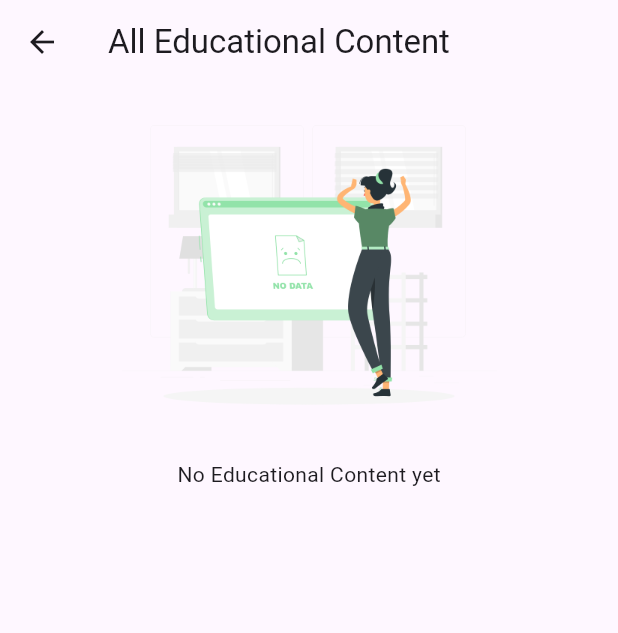
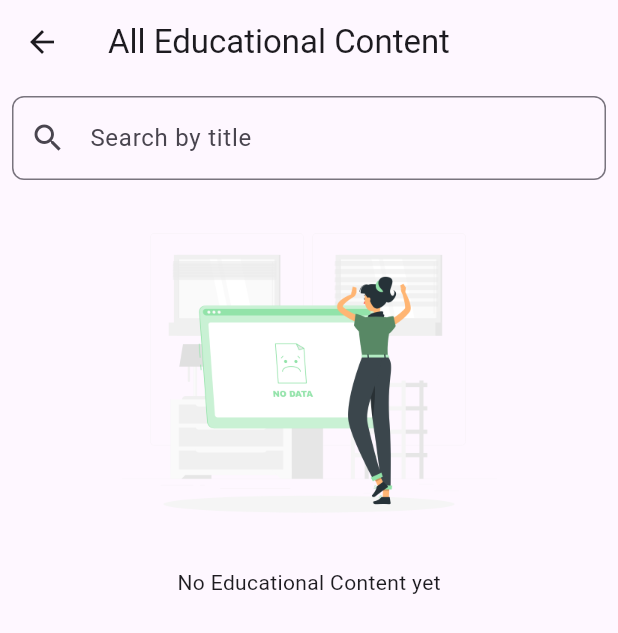
Before and after one commit to mwayandau1/farm_well, a Flutter app: the AllEducationalContentScreen screen opened directly, on a phone screen of 412 x 824 dp. Shown: the top 633 px of the screen. Run offline on Flutter 3.47's test engine with Material 3 defaults, Android fonts, the phone set to English and light mode, and no system bars; our stand-ins replace carousel_slider, cloud_firestore, firebase_auth, firebase_core, firebase_storage, google_sign_in and 1 more; missing offline and left inert: flutter_tflite; accounts and stored records are empty; network calls fail.

Commit message:
Added search functionality to the all prediction screen and all educational content screen

```diff
--- a/lib/screens/all_educational_content_screen.dart
+++ b/lib/screens/all_educational_content_screen.dart
@@ -3,8 +3,34 @@ import 'package:cloud_firestore/cloud_firestore.dart';
 import 'package:farm_well/screens/educational_content_detail.dart';
 import 'package:farm_well/widgets/content_card.dart';
 
-class AllEducationalContentScreen extends StatelessWidget {
+class AllEducationalContentScreen extends StatefulWidget {
   const AllEducationalContentScreen({super.key});
+
+  @override
+  _AllEducationalContentScreenState createState() =>
+      _AllEducationalContentScreenState();
+}
+
+class _AllEducationalContentScreenState
+    extends State<AllEducationalContentScreen> {
+  final TextEditingController _searchController = TextEditingController();
+  String _searchText = "";
+
+  @override
+  void initState() {
+    super.initState();
+    _searchController.addListener(() {
+      setState(() {
+        _searchText = _searchController.text.toLowerCase();
+      });
+    });
+  }
+
+  @override
+  void dispose() {
+    _searchController.dispose();
+    super.dispose();
+  }
 
   @override
   Widget build(BuildContext context) {
@@ -12,7 +38,23 @@ class AllEducationalContentScreen extends StatelessWidget {
       appBar: AppBar(
         title: const Text("All Educational Content"),
       ),
-      body: StreamBuilder<QuerySnapshot>(
+      body: Column(
+        children: [
+          Padding(
+            padding: const EdgeInsets.all(8.0),
+            child: TextField(
+              controller: _searchController,
+              decoration: InputDecoration(
+                labelText: 'Search by title',
+                prefixIcon: const Icon(Icons.search),
+                border: OutlineInputBorder(
+                  borderRadius: BorderRadius.circular(8.0),
+                ),
+              ),
+            ),
+          ),
+          Expanded(
+            child: StreamBuilder<QuerySnapshot>(
               stream: FirebaseFirestore.instance
                   .collection("educational_content")
                   .snapshots(),
@@ -23,6 +65,12 @@ class AllEducationalContentScreen extends StatelessWidget {
                   return Center(child: Text('Error: ${snapshot.error}'));
                 } else {
                   List<DocumentSnapshot> documents = snapshot.data!.docs;
+                  if (_searchText.isNotEmpty) {
+                    documents = documents.where((doc) {
+                      String title = (doc['title'] as String).toLowerCase();
+                      return title.contains(_searchText);
+                    }).toList();
+                  }
                   if (documents.isEmpty) {
                     return Center(
                       child: Column(
@@ -61,6 +109,9 @@ class AllEducationalContentScreen extends StatelessWidget {
                 }
               },
             ),
+          ),
+        ],
+      ),
     );
   }
 }
```
Also changed, not shown: lib/screens/all_prediction_screen.dart (+52 -2 lines). Lines whose indentation alone changed are shown as unchanged.
